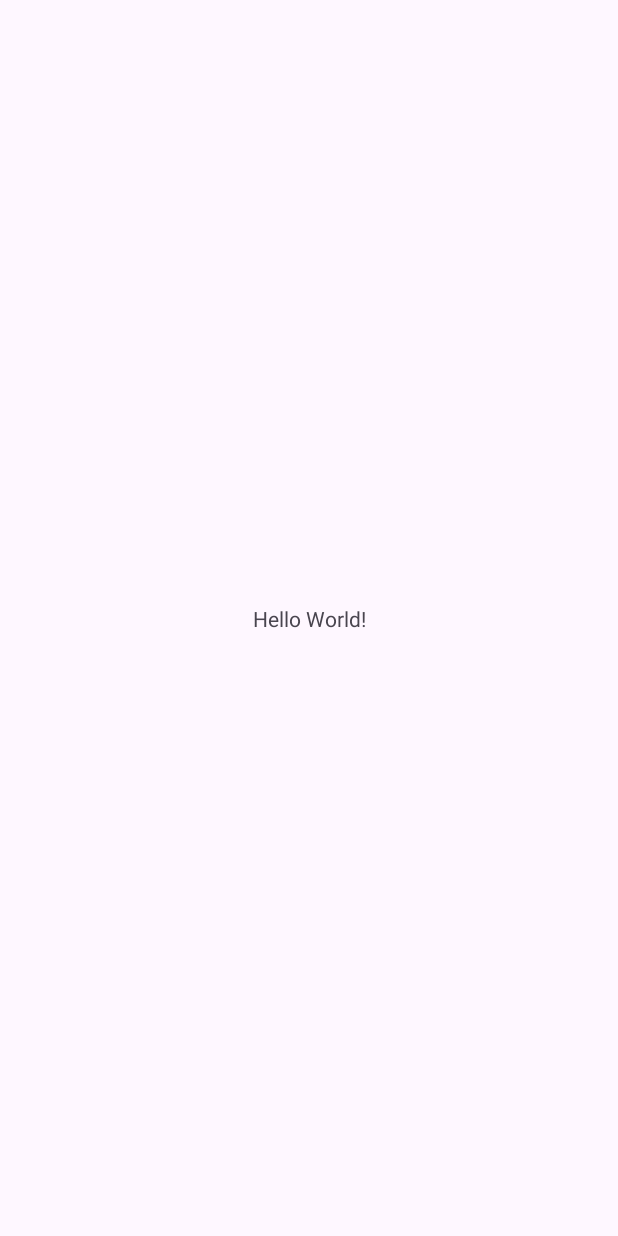
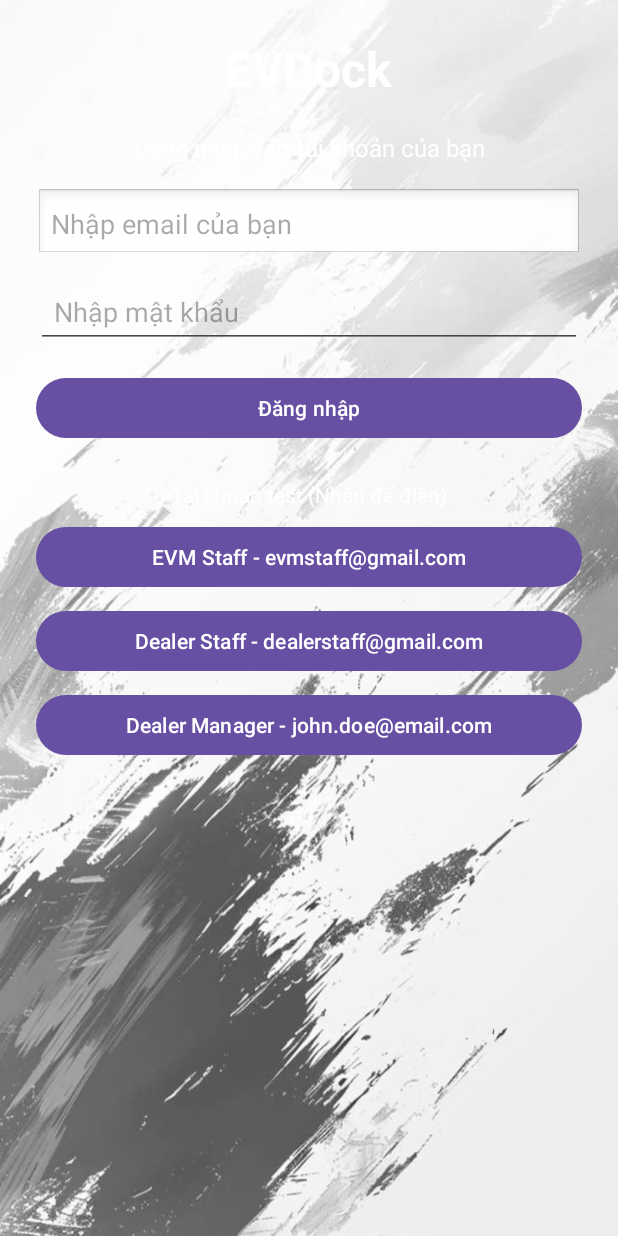
Before and after one commit to LuuTD-281004/EVDock_Assignment_PRM392, an Android app: the screen it shows after launch (MainActivity before the commit, LoginActivity after it), on a phone screen of 412 x 824 dp. Before the commit the screen is almost empty. Run offline under Robolectric (Android 15) with nearby library versions, the phone set to English and light mode, and no system bars.

```diff
--- /dev/null
+++ b/app/src/main/java/com/example/assignment/DatabaseHelper.java
@@ -0,0 +1,58 @@
+package com.example.assignment;
+
+import android.content.ContentValues;
+import android.content.Context;
+import android.database.Cursor;
+import android.database.sqlite.SQLiteDatabase;
+import android.database.sqlite.SQLiteOpenHelper;
+
+public class DatabaseHelper extends SQLiteOpenHelper {
+    private static final String DATABASE_NAME = "UserDB.db";
+    private static final int DATABASE_VERSION = 1;
+
+    public static final String TABLE_USERS = "users";
+    public static final String COLUMN_ID = "id";
+    public static final String COLUMN_EMAIL = "email";
+    public static final String COLUMN_PASSWORD = "password";
+    public static final String COLUMN_ROLE = "role";
+
+    public DatabaseHelper(Context context) {
+        super(context, DATABASE_NAME, null, DATABASE_VERSION);
+    }
+
+    @Override
+    public void onCreate(SQLiteDatabase db) {
+        String CREATE_TABLE = "CREATE TABLE " + TABLE_USERS + " (" +
+                COLUMN_ID + " INTEGER PRIMARY KEY AUTOINCREMENT, " +
+                COLUMN_EMAIL + " TEXT UNIQUE, " +
+                COLUMN_PASSWORD + " TEXT, " +
+                COLUMN_ROLE + " TEXT)";
+        db.execSQL(CREATE_TABLE);
+
+        // Thêm tài khoản mẫu
+        insertUser(db, "evmstaff@gmail.com", "123456789", "EVMStaff");
+        insertUser(db, "dealerstaff@gmail.com", "123456789", "DealerStaff");
+        insertUser(db, "john.doe@email.com", "123456789", "DealerManager");
+    }
+
+    private void insertUser(SQLiteDatabase db, String email, String password, String role) {
+        ContentValues values = new ContentValues();
+        values.put(COLUMN_EMAIL, email.toLowerCase());
+        values.put(COLUMN_PASSWORD, password);
+        values.put(COLUMN_ROLE, role);
+        db.insert(TABLE_USERS, null, values);
+    }
+
+    public Cursor loginUser(String email, String password) {
+        SQLiteDatabase db = this.getReadableDatabase();
+        return db.rawQuery("SELECT * FROM " + TABLE_USERS +
+                        " WHERE lower(" + COLUMN_EMAIL + ")=lower(?) AND " + COLUMN_PASSWORD + "=?",
+                new String[]{email, password});
+    }
+
+    @Override
+    public void onUpgrade(SQLiteDatabase db, int oldVersion, int newVersion) {
+        db.execSQL("DROP TABLE IF EXISTS " + TABLE_USERS);
+        onCreate(db);
+    }
+}
--- /dev/null
+++ b/app/src/main/java/com/example/assignment/LoginActivity.java
@@ -0,0 +1,63 @@
+package com.example.assignment;
+
+import androidx.appcompat.app.AppCompatActivity;
+import android.os.Bundle;
+import android.widget.EditText;
+import android.widget.Button;
+import android.widget.Toast;
+import android.content.Intent;
+import android.database.Cursor;
+
+public class LoginActivity extends AppCompatActivity {
+
+    EditText etEmail, etPassword;
+    Button btnLogin, btnEVM, btnDealer, btnManager;
+    DatabaseHelper dbHelper;
+
+    @Override
+    protected void onCreate(Bundle savedInstanceState) {
+        super.onCreate(savedInstanceState);
+        setContentView(R.layout.activity_login);
+
+        dbHelper = new DatabaseHelper(this);
+
+        etEmail = findViewById(R.id.etEmail);
+        etPassword = findViewById(R.id.etPassword);
+        btnLogin = findViewById(R.id.btnLogin);
+        btnEVM = findViewById(R.id.btnEVM);
+        btnDealer = findViewById(R.id.btnDealer);
+        btnManager = findViewById(R.id.btnManager);
+
+        // ✅ Gắn listener đúng biến
+        btnEVM.setOnClickListener(v -> etEmail.setText("evmstaff@gmail.com"));
+        btnDealer.setOnClickListener(v -> etEmail.setText("dealerstaff@gmail.com"));
+        btnManager.setOnClickListener(v -> etEmail.setText("john.doe@email.com"));
+
+        btnLogin.setOnClickListener(v -> {
+            String email = etEmail.getText().toString().trim();
+            String password = etPassword.getText().toString().trim();
+
+            if (email.isEmpty() || password.isEmpty()) {
+                Toast.makeText(this, "Vui lòng nhập đủ thông tin", Toast.LENGTH_SHORT).show();
+                return;
+            }
+
+            Cursor cursor = dbHelper.loginUser(email, password);
+            if (cursor.moveToFirst()) {
+                String role = cursor.getString(cursor.getColumnIndexOrThrow("role"));
+                Toast.makeText(this, "Đăng nhập thành công", Toast.LENGTH_SHORT).show();
+
+                if (role.equals("DealerStaff")) {
+                    startActivity(new Intent(this, CatalogActivity.class).putExtra("role", role));
+                } else if (role.equals("EVMStaff")) {
+                    startActivity(new Intent(this, OrderActivity.class).putExtra("role", role));
+                } else if (role.equals("DealerManager")) {
+                    startActivity(new Intent(this, OrderManagerActivity.class).putExtra("role", role));
+                }
+            } else {
+                Toast.makeText(this, "Sai tài khoản hoặc mật khẩu", Toast.LENGTH_SHORT).show();
+            }
+            cursor.close();
+        });
+    }
+}
--- a/app/src/main/java/com/example/assignment/MainActivity.java
+++ b/app/src/main/java/com/example/assignment/MainActivity.java
@@ -1,24 +1,19 @@
 package com.example.assignment;
 
+import androidx.appcompat.app.AppCompatActivity;
 import android.os.Bundle;
-
-import androidx.activity.EdgeToEdge;
-import androidx.appcompat.app.AppCompatActivity;
-import androidx.core.graphics.Insets;
-import androidx.core.view.ViewCompat;
-import androidx.core.view.WindowInsetsCompat;
+import android.widget.TextView;
 
 public class MainActivity extends AppCompatActivity {
 
+    TextView tvWelcome;
     @Override
     protected void onCreate(Bundle savedInstanceState) {
         super.onCreate(savedInstanceState);
-        EdgeToEdge.enable(this);
-        setContentView(R.layout.activity_main);
-        ViewCompat.setOnApplyWindowInsetsListener(findViewById(R.id.main), (v, insets) -> {
-            Insets systemBars = insets.getInsets(WindowInsetsCompat.Type.systemBars());
-            v.setPadding(systemBars.left, systemBars.top, systemBars.right, systemBars.bottom);
-            return insets;
-        });
+        setContentView(R.layout.activity_main); // tạo file layout đơn giản
+
+        tvWelcome = findViewById(R.id.tvWelcome);
+        String email = getIntent().getStringExtra("user_email");
+        tvWelcome.setText("Xin chào, " + (email != null ? email : "Người dùng"));
     }
 }
--- /dev/null
+++ b/app/src/main/res/drawable/test_button_bg.xml
@@ -0,0 +1,6 @@
+<?xml version="1.0" encoding="utf-8"?>
+<shape xmlns:android="http://schemas.android.com/apk/res/android">
+    <solid android:color="#FFFFFF"/>
+    <stroke android:width="1dp" android:color="#DDDDDD"/>
+    <corners android:radius="8dp"/>
+</shape>
--- /dev/null
+++ b/app/src/main/res/layout/activity_login.xml
@@ -0,0 +1,88 @@
+<?xml version="1.0" encoding="utf-8"?>
+<ScrollView xmlns:android="http://schemas.android.com/apk/res/android"
+    android:layout_width="match_parent"
+    android:layout_height="match_parent"
+    android:background="@drawable/bg_login"
+    android:padding="24dp">
+
+    <LinearLayout
+        android:layout_width="match_parent"
+        android:layout_height="wrap_content"
+        android:orientation="vertical"
+        android:gravity="center">
+
+        <TextView
+            android:layout_width="wrap_content"
+            android:layout_height="wrap_content"
+            android:text="@string/login_title"
+            android:textSize="32sp"
+            android:textStyle="bold"
+            android:textColor="@android:color/white"
+            android:layout_marginBottom="20dp"
+            android:gravity="center" />
+
+        <TextView
+            android:layout_width="wrap_content"
+            android:layout_height="wrap_content"
+            android:text="@string/login_subtitle"
+            android:textSize="16sp"
+            android:textColor="@android:color/white"
+            android:layout_marginBottom="16dp" />
+
+        <EditText
+            android:id="@+id/etEmail"
+            android:hint="@string/hint_email"
+            android:layout_width="match_parent"
+            android:layout_height="wrap_content"
+            android:background="@android:drawable/edit_text"
+            android:inputType="textEmailAddress"
+            android:autofillHints="emailAddress"
+            android:padding="10dp" />
+
+        <EditText
+            android:id="@+id/etPassword"
+            android:hint="@string/hint_password"
+            android:layout_width="match_parent"
+            android:layout_height="wrap_content"
+            android:minHeight="48dp"
+            android:padding="12dp"
+            android:inputType="textPassword"
+            android:autofillHints="password"
+            android:layout_marginTop="10dp" />
+
+        <Button
+            android:id="@+id/btnLogin"
+            android:text="@string/btn_login"
+            android:layout_width="match_parent"
+            android:layout_height="wrap_content"
+            android:layout_marginTop="16dp" />
+
+        <TextView
+            android:layout_width="wrap_content"
+            android:layout_height="wrap_content"
+            android:text="@string/test_accounts_label"
+            android:textColor="@android:color/white"
+            android:layout_marginTop="24dp"
+            android:layout_marginBottom="8dp" />
+
+        <Button
+            android:id="@+id/btnEVM"
+            android:text="@string/btn_evmstaff"
+            android:layout_width="match_parent"
+            android:layout_height="wrap_content" />
+
+        <Button
+            android:id="@+id/btnDealer"
+            android:text="@string/btn_dealerstaff"
+            android:layout_width="match_parent"
+            android:layout_height="wrap_content"
+            android:layout_marginTop="8dp" />
+
+        <Button
+            android:id="@+id/btnManager"
+            android:text="@string/btn_managertaff"
+            android:layout_width="match_parent"
+            android:layout_height="wrap_content"
+            android:layout_marginTop="8dp" />
+    </LinearLayout>
+</ScrollView>
--- a/app/src/main/res/layout/activity_main.xml
+++ b/app/src/main/res/layout/activity_main.xml
@@ -1,19 +1,16 @@
 <?xml version="1.0" encoding="utf-8"?>
-<androidx.constraintlayout.widget.ConstraintLayout xmlns:android="http://schemas.android.com/apk/res/android"
-    xmlns:app="http://schemas.android.com/apk/res-auto"
-    xmlns:tools="http://schemas.android.com/tools"
-    android:id="@+id/main"
+<LinearLayout xmlns:android="http://schemas.android.com/apk/res/android"
+    android:orientation="vertical"
+    android:gravity="center"
+    android:padding="16dp"
     android:layout_width="match_parent"
-    android:layout_height="match_parent"
-    tools:context=".MainActivity">
+    android:layout_height="match_parent">
 
     <TextView
+        android:id="@+id/tvWelcome"
         android:layout_width="wrap_content"
         android:layout_height="wrap_content"
-        android:text="Hello World!"
-        app:layout_constraintBottom_toBottomOf="parent"
-        app:layout_constraintEnd_toEndOf="parent"
-        app:layout_constraintStart_toStartOf="parent"
-        app:layout_constraintTop_toTopOf="parent" />
-
-</androidx.constraintlayout.widget.ConstraintLayout>
+        android:text="@string/hi"
+        android:textSize="20sp"
+        android:textStyle="bold" />
+</LinearLayout>
--- a/app/src/main/res/values/strings.xml
+++ b/app/src/main/res/values/strings.xml
@@ -1,3 +1,20 @@
 <resources>
     <string name="app_name">Assignment</string>
+    <string name="login_title">EVDock</string>
+    <string name="login_subtitle">Đăng nhập vào tài khoản của bạn</string>
+    <string name="hint_email">Nhập email của bạn</string>
+    <string name="hint_password">Nhập mật khẩu</string>
+    <string name="btn_login">Đăng nhập</string>
+    <string name="test_accounts_label">Tài khoản test (Nhấn để điền)</string>
+    <string name="btn_evmstaff">EVM Staff - evmstaff@gmail.com</string>
+    <string name="btn_dealerstaff">Dealer Staff - dealerstaff@gmail.com</string>
+    <string name="btn_managertaff">Dealer Manager - john.doe@email.com</string>
+    <string name="hi">Xin Chào</string>
+    <string name="catalog_page">Catalog Page</string>
+    <string name="catalog_greeting">Xin chào %1$s — Đây là trang Catalog</string>
+    <string name="order_page">Order Page</string>
+    <string name="order_greeting">Xin chào %1$s — Đây là trang Order</string>
+    <string name="order_manager_page">Order Manager Page</string>
+    <string name="order_manager_greeting">Xin chào %1$s — Đây là trang quản lí Order</string>
+    <string name="btn_logout">Đăng xuất</string>
 </resources>
```
Also changed, not shown: app/src/main/AndroidManifest.xml (+5 -2 lines), app/src/main/java/com/example/assignment/CatalogActivity.java (added, +32 -0 lines), app/src/main/java/com/example/assignment/OrderActivity.java (added, +18 -0 lines), app/src/main/java/com/example/assignment/OrderManagerActivity.java (added, +18 -0 lines), app/src/main/res/drawable/white_rounded_bg.xml (added, +7 -0 lines), app/src/main/res/layout/activity_catalog.xml (added, +19 -0 lines), app/src/main/res/layout/activity_order.xml (added, +19 -0 lines), app/src/main/res/layout/activity_order_manager.xml (added, +19 -0 lines), app/src/main/res/values/styles.xml (added, +10 -0 lines), app/src/main/res/drawable/bg_login.png (added).
